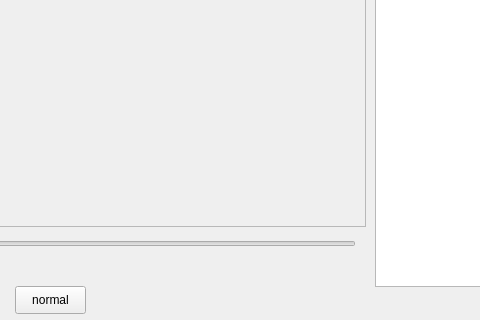
This is mplayer/player.ui in cls1991/NetEaseCoursesClient as Qt 5 draws it before an edit; both pictures show x 345 to 825 and y 324 to 644 of the 988 by 644 pixel window. The edited form follows.
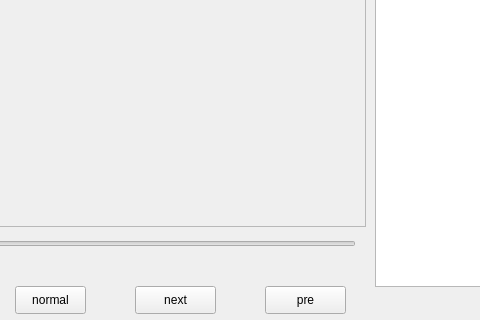
This is the edited form.

Commit message: 添加next/pre功能

The edit to the form file:
```diff
--- a/mplayer/player.ui
+++ b/mplayer/player.ui
@@ -168,6 +168,32 @@
     <string>normal</string>
    </property>
   </widget>
+  <widget class="QPushButton" name="pushButton_5">
+   <property name="geometry">
+    <rect>
+     <x>480</x>
+     <y>610</y>
+     <width>81</width>
+     <height>28</height>
+    </rect>
+   </property>
+   <property name="text">
+    <string>next</string>
+   </property>
+  </widget>
+  <widget class="QPushButton" name="pushButton_6">
+   <property name="geometry">
+    <rect>
+     <x>610</x>
+     <y>610</y>
+     <width>81</width>
+     <height>28</height>
+    </rect>
+   </property>
+   <property name="text">
+    <string>pre</string>
+   </property>
+  </widget>
  </widget>
  <layoutdefault spacing="6" margin="11"/>
  <resources/>
```
The commit also changes 4 other files.
